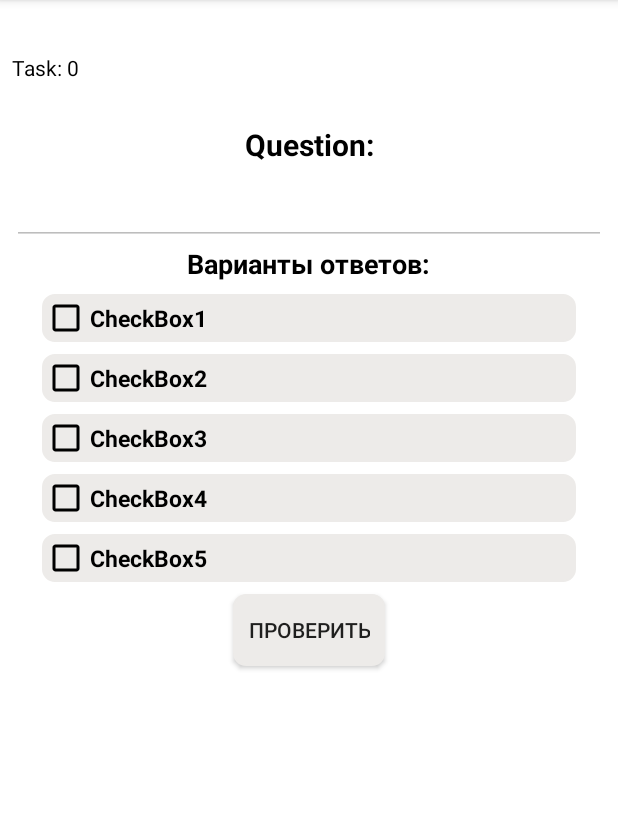
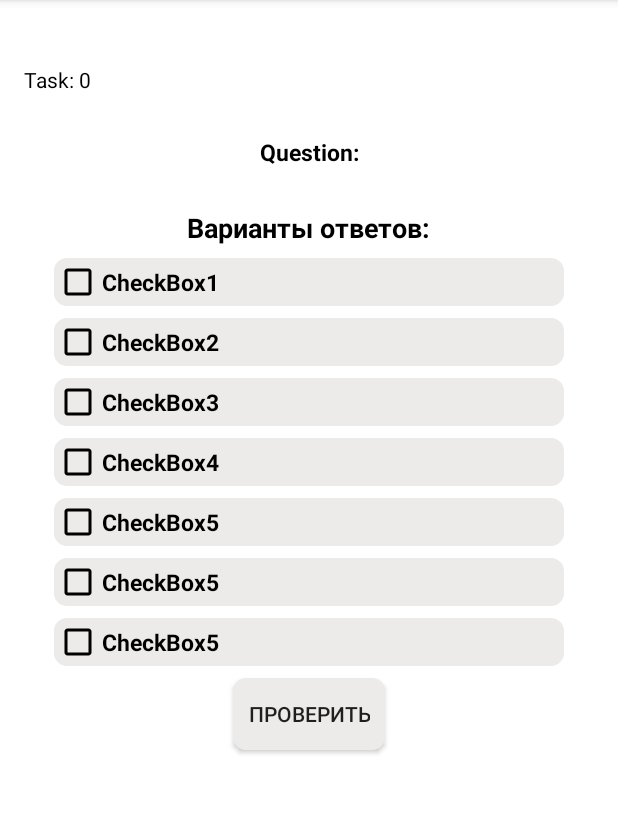
Before and after one commit to HeavyMetal77/LearnJava, an Android app: the TaskActivity screen opened directly, with no data from a screen before it, on a phone screen of 412 x 824 dp, the part 84-898 px from its top. Run offline under Robolectric (Android 15) with nearby library versions, the phone set to English and light mode, and no system bars; our stand-ins replace Firebase (no records; nobody signed in at launch, a user with empty details on screens opened directly), Room's generated code; 9 statements that could not run were skipped.

Commit message:
set 7 checkBoxes and binding button_check_answer to last checkBox

```diff
--- a/app/src/main/java/ua/tarastom/learnjava/StatisticsActivity.java
+++ b/app/src/main/java/ua/tarastom/learnjava/StatisticsActivity.java
@@ -15,12 +15,10 @@ public class StatisticsActivity extends AppCompatActivity {
 
     private MainViewModel mainViewModel;
 
-
     @Override
     protected void onCreate(Bundle savedInstanceState) {
         super.onCreate(savedInstanceState);
         setContentView(R.layout.activity_statistics);
-
 
         if (mainViewModel == null) {
             mainViewModel = new ViewModelProvider.AndroidViewModelFactory(getApplication()).create(MainViewModel.class);
--- a/app/src/main/java/ua/tarastom/learnjava/TaskActivity.java
+++ b/app/src/main/java/ua/tarastom/learnjava/TaskActivity.java
@@ -15,6 +15,7 @@ import android.widget.Toast;
 
 import androidx.annotation.NonNull;
 import androidx.appcompat.app.AppCompatActivity;
+import androidx.constraintlayout.widget.ConstraintLayout;
 import androidx.core.content.ContextCompat;
 import androidx.lifecycle.ViewModelProvider;
 
@@ -35,7 +36,7 @@ public class TaskActivity extends AppCompatActivity {
     private TextView textViewLabelTask;
     private TextView textLabelResultTask;
     private TextView textViewQuestion;
-    private TextView editTextTextMultiLine;
+    private TextView textViewTextMultiLine;
     private List<CheckBox> checkBoxList;
     private ImageView imageViewArrowBack;
     private ImageView imageViewArrowForward;
@@ -109,26 +110,28 @@ public class TaskActivity extends AppCompatActivity {
                 .addOnSuccessListener(queryDocumentSnapshots -> {
                     taskList = queryDocumentSnapshots.toObjects(Task.class);
                     generateNextTask(idTask);
-                }).addOnFailureListener(e -> {
-            startActivity(new Intent(getApplicationContext(), ListTopicActivity.class));
-        });
+                }).addOnFailureListener(e -> startActivity(new Intent(getApplicationContext(), ListTopicActivity.class)));
 
         textViewTopic = findViewById(R.id.textViewLabelTopic);
         textViewLabelTask = findViewById(R.id.textViewLabelTask);
         textLabelResultTask = findViewById(R.id.textLabelResultTask);
         textViewQuestion = findViewById(R.id.textViewLabelQuestion);
-        editTextTextMultiLine = findViewById(R.id.editTextTextMultiLine);
+        textViewTextMultiLine = findViewById(R.id.textViewTextMultiLine);
         CheckBox checkBox1 = findViewById(R.id.checkBox1);
         CheckBox checkBox2 = findViewById(R.id.checkBox2);
         CheckBox checkBox3 = findViewById(R.id.checkBox3);
         CheckBox checkBox4 = findViewById(R.id.checkBox4);
         CheckBox checkBox5 = findViewById(R.id.checkBox5);
+        CheckBox checkBox6 = findViewById(R.id.checkBox6);
+        CheckBox checkBox7 = findViewById(R.id.checkBox7);
         checkBoxList = new ArrayList<>();
         checkBoxList.add(checkBox1);
         checkBoxList.add(checkBox2);
         checkBoxList.add(checkBox3);
         checkBoxList.add(checkBox4);
         checkBoxList.add(checkBox5);
+        checkBoxList.add(checkBox6);
+        checkBoxList.add(checkBox7);
         buttonShowRightAnswer = findViewById(R.id.buttonShowRightAnswer);
         buttonCheckAnswer = findViewById(R.id.button_check_answer);
         scrollViewTaskActivity = findViewById(R.id.scrollViewTaskActivity);
@@ -177,7 +180,6 @@ public class TaskActivity extends AppCompatActivity {
         }
         Task task = taskList.get(idTask);
 
-
         List<Integer> listOfIncorrectlySolvedProblems = currentStatisticTask.getListOfIncorrectlySolvedProblems();
         if (listOfIncorrectlySolvedProblems != null
                 && listOfIncorrectlySolvedProblems.size() != 0
@@ -195,7 +197,6 @@ public class TaskActivity extends AppCompatActivity {
             scrollViewTaskActivity.setBackground(ContextCompat.getDrawable(this, R.color.colorBackgroundCorrectly));
         }
 
-
         //встановлюю написи
         String topic = getResources().getString(R.string.topic_label) + " " + task.getTopic().get(language);
         textViewTopic.setText(topic);
@@ -208,7 +209,7 @@ public class TaskActivity extends AppCompatActivity {
 
         if (taskList != null && taskList.size() > 0) {
             textViewQuestion.setText(task.getQuestion().get(language));
-            editTextTextMultiLine.setText(task.getTaskStr());
+            textViewTextMultiLine.setText(task.getTaskStr());
             int answerListSize = task.getAnswermap().size();
             int countCheckbox = 0;
             for (String key : task.getAnswermap().keySet()) {
@@ -223,6 +224,13 @@ public class TaskActivity extends AppCompatActivity {
             for (int i = checkBoxList.size() - 1; i >= checkBoxList.size() - unusedCheckBoxes; i--) {
                 checkBoxList.get(i).setVisibility(View.INVISIBLE); //лишні чекбокси роблю невидимими
             }
+            //для activity_task.xml встановлюю програмно значення buttonCheckAnswer
+            // -  app:layout_constraintTop_toBottomOf="@id/checkBoxXXXX"
+            //під останнім checkBox
+            CheckBox lastCheckBox = checkBoxList.get(answerListSize-1);
+            ConstraintLayout.LayoutParams layoutParams = (ConstraintLayout.LayoutParams) buttonCheckAnswer.getLayoutParams();
+            layoutParams.topToBottom = lastCheckBox.getId();
+
             //якщо завдання вже вирішувалось - показую правильні відповіді
             if (task.isResolved() || currentStatisticTask.getQuantitySolvedTasks() > idTask) {
                 showRightAnswer();
--- a/app/src/main/java/ua/tarastom/learnjava/data/Task.java
+++ b/app/src/main/java/ua/tarastom/learnjava/data/Task.java
@@ -9,9 +9,7 @@ public class Task {
     private List<String> topic; //тема
     private List<String> question; //запитання
     private String taskStr; //суть завдання
-    private Map<String, Boolean> answermap;
-    //    private List<String> allAnswersList; //всі відповіді
-//    private List<Boolean> rightAnswers; //правильні відповіді
+    private Map<String, Boolean> answermap; //всі відповіді / правильні відповіді
     private boolean isResolved; //чи вирішена задача
 
     public Task() {
--- a/app/src/main/res/layout/activity_task.xml
+++ b/app/src/main/res/layout/activity_task.xml
@@ -5,6 +5,7 @@
     android:id="@+id/scrollViewTaskActivity"
     android:layout_width="match_parent"
     android:layout_height="match_parent"
+    android:padding="8dp"
     android:background="@color/colorWhite"
     tools:context=".TaskActivity">
 
@@ -31,9 +32,10 @@
             android:layout_marginBottom="8dp"
             android:text="@string/topic_label"
             android:textColor="@color/colorLabelText"
+            app:layout_constraintTop_toTopOf="parent"
+            app:layout_constraintStart_toStartOf="parent"
             app:layout_constraintEnd_toEndOf="parent"
-            app:layout_constraintStart_toStartOf="parent"
-            app:layout_constraintTop_toTopOf="parent" />
+            />
 
         <TextView
             android:id="@+id/textViewLabelTask"
@@ -70,14 +72,14 @@
             android:padding="8dp"
             android:text="@string/question"
             android:textColor="@color/colorLabelText"
-            android:textSize="20sp"
+            android:textSize="15sp"
             android:textStyle="bold"
             app:layout_constraintEnd_toEndOf="parent"
             app:layout_constraintStart_toStartOf="parent"
             app:layout_constraintTop_toBottomOf="@id/textLabelResultTask" />
 
-        <EditText
-            android:id="@+id/editTextTextMultiLine"
+        <TextView
+            android:id="@+id/textViewTextMultiLine"
             android:layout_width="match_parent"
             android:layout_height="wrap_content"
             android:layout_marginStart="8dp"
@@ -85,7 +87,6 @@
             android:ems="10"
             android:enabled="false"
             android:gravity="start|top"
-            android:inputType="textMultiLine"
             android:textColor="@color/colorTextTask"
             app:layout_constraintEnd_toEndOf="parent"
             app:layout_constraintStart_toStartOf="parent"
@@ -101,7 +102,7 @@
             android:textStyle="bold"
             app:layout_constraintEnd_toEndOf="parent"
             app:layout_constraintStart_toStartOf="parent"
-            app:layout_constraintTop_toBottomOf="@id/editTextTextMultiLine" />
+            app:layout_constraintTop_toBottomOf="@id/textViewTextMultiLine" />
 
         <CheckBox
             android:id="@+id/checkBox1"
@@ -189,6 +190,42 @@
             app:layout_constraintStart_toStartOf="parent"
             />
 
+        <CheckBox
+            android:id="@+id/checkBox6"
+            android:layout_width="match_parent"
+            android:layout_height="wrap_content"
+            android:layout_marginStart="28dp"
+            android:layout_marginTop="8dp"
+            android:layout_marginEnd="28dp"
+            android:background="@drawable/style_btn"
+            android:onClick="onClickCheckBox"
+            android:text="@string/checkbox5"
+            android:textColor="@color/colorLabelText"
+            android:textSize="15sp"
+            android:textStyle="bold"
+            app:buttonTint="@color/colorLabelText"
+            app:layout_constraintTop_toBottomOf="@id/checkBox5"
+            app:layout_constraintStart_toStartOf="parent"
+            />
+
+        <CheckBox
+            android:id="@+id/checkBox7"
+            android:layout_width="match_parent"
+            android:layout_height="wrap_content"
+            android:layout_marginStart="28dp"
+            android:layout_marginTop="8dp"
+            android:layout_marginEnd="28dp"
+            android:background="@drawable/style_btn"
+            android:onClick="onClickCheckBox"
+            android:text="@string/checkbox5"
+            android:textColor="@color/colorLabelText"
+            android:textSize="15sp"
+            android:textStyle="bold"
+            app:buttonTint="@color/colorLabelText"
+            app:layout_constraintTop_toBottomOf="@id/checkBox6"
+            app:layout_constraintStart_toStartOf="parent"
+            />
+
         <Button
             android:id="@+id/button_check_answer"
             android:layout_width="wrap_content"
@@ -199,7 +236,7 @@
             android:paddingStart="10dp"
             android:paddingEnd="10dp"
             android:text="@string/submit"
-            app:layout_constraintTop_toBottomOf="@id/checkBox5"
+            app:layout_constraintTop_toBottomOf="@id/checkBox7"
             app:layout_constraintStart_toStartOf="@id/imageViewArrowBack"
             app:layout_constraintEnd_toEndOf="@id/imageViewArrowForward"
             />
@@ -212,7 +249,7 @@
             android:adjustViewBounds="true"
             android:contentDescription="@string/arrow_back"
             android:onClick="goPreviousTask"
-            app:layout_constraintTop_toBottomOf="@id/checkBox5"
+            app:layout_constraintTop_toTopOf="@id/button_check_answer"
             app:layout_constraintStart_toStartOf="parent"
             app:layout_constraintEnd_toStartOf="@id/button_check_answer"
             app:srcCompat="@drawable/back48" />
@@ -225,7 +262,7 @@
             android:adjustViewBounds="true"
             android:contentDescription="@string/arrow_back"
             android:onClick="goNextTask"
-            app:layout_constraintTop_toBottomOf="@id/checkBox5"
+            app:layout_constraintTop_toTopOf="@id/button_check_answer"
             app:layout_constraintStart_toEndOf="@id/button_check_answer"
             app:layout_constraintEnd_toEndOf="parent"
             app:srcCompat="@drawable/arrow48" />
```
Also changed, not shown: app/src/main/java/ua/tarastom/learnjava/data/StatisticAdapter.java (+2 -16 lines), app/src/main/java/ua/tarastom/learnjava/data/TopicAdapter.java (+25 -5 lines), app/src/main/res/layout/layout_item_topic.xml (+19 -18 lines).
